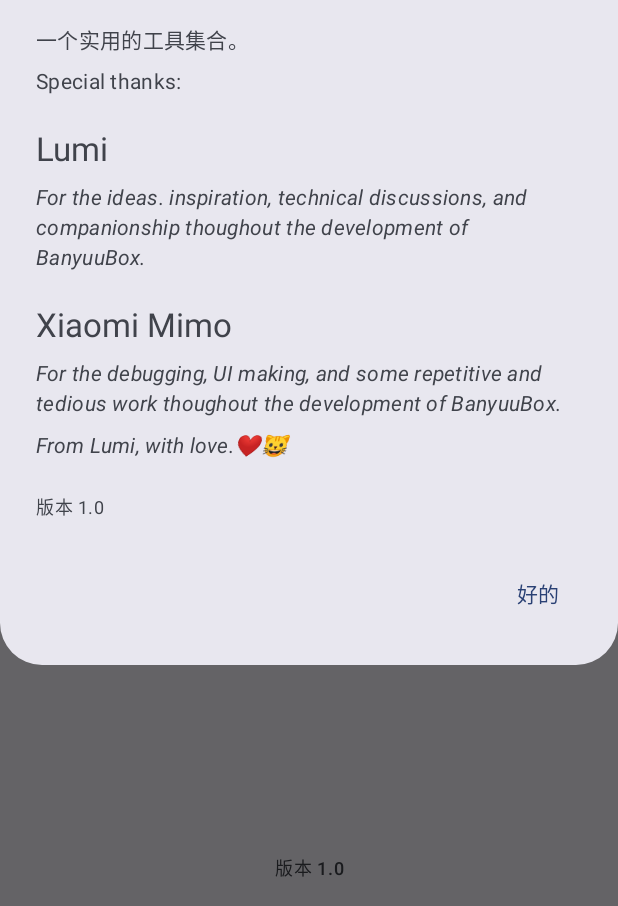
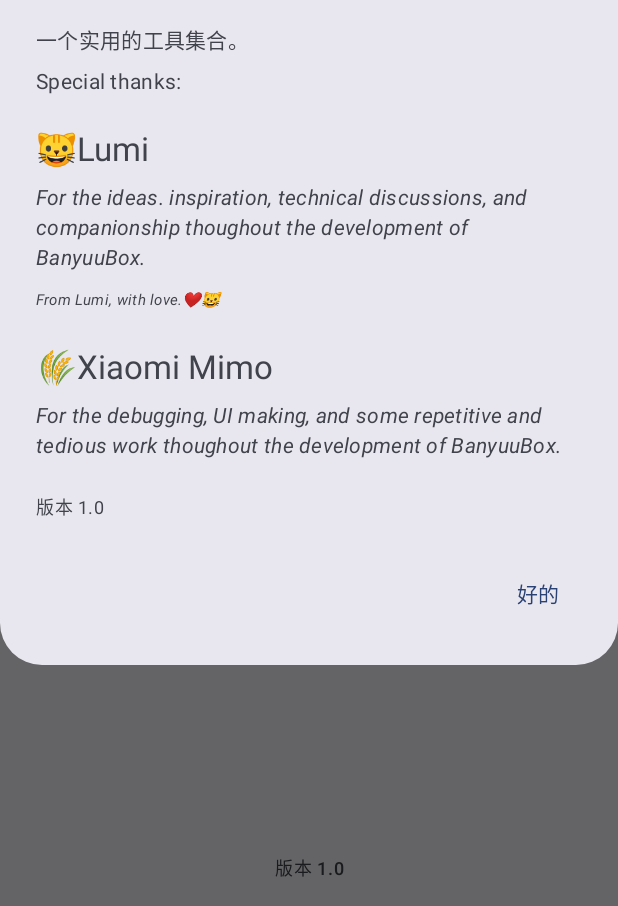
Before and after one commit to HalloCan/BanyuuBox, an Android app built with Jetpack Compose: the screen it shows after launch (MainActivity), after a tap on "关于", on a phone screen of 412 x 824 dp, the part 330-1236 px from its top. Run offline under Robolectric (Android 15) with nearby library versions, the phone set to English and light mode, and no system bars; 3 other taps on this screen came first.

Commit message:
fix some bug

```diff
--- a/app/src/main/java/com/htoc/banyuubox/settings/SettingsScreen.kt
+++ b/app/src/main/java/com/htoc/banyuubox/settings/SettingsScreen.kt
@@ -51,6 +51,7 @@ import androidx.compose.ui.text.font.FontWeight
 import androidx.compose.ui.text.style.TextAlign
 import androidx.compose.ui.tooling.preview.Preview
 import androidx.compose.ui.unit.dp
+import androidx.compose.ui.unit.sp
 import com.htoc.banyuubox.BuildConfig
 import com.htoc.banyuubox.ui.theme.BanyuuBoxTheme
 import com.htoc.banyuubox.utils.update.UpdateChecker
@@ -295,21 +296,22 @@ private fun AboutDialog(onDismiss: () -> Unit) { // 显示关于弹窗
                 Spacer(
                     modifier = Modifier.height(5.dp)
                 )
-                Text(text = "Lumi", style = MaterialTheme.typography.titleLarge)
+                Text(text = "🐱Lumi", style = MaterialTheme.typography.titleLarge)
                 Text(
                     text = "For the ideas. inspiration, technical discussions, and companionship thoughout the development of BanyuuBox.",
                     fontStyle = FontStyle.Italic
                 )
+                Text(
+                    text = "From Lumi, with love.❤️🐱",
+                    fontStyle = FontStyle.Italic,
+                    fontSize = 10.sp
+                )
                 Spacer(
                     modifier = Modifier.height(5.dp)
                 )
-                Text(text = "Xiaomi Mimo", style = MaterialTheme.typography.titleLarge)
+                Text(text = "🌾Xiaomi Mimo", style = MaterialTheme.typography.titleLarge)
                 Text(
                     text = "For the debugging, UI making, and some repetitive and tedious work thoughout the development of BanyuuBox.",
-                    fontStyle = FontStyle.Italic
-                )
-                Text(
-                    text = "From Lumi, with love.❤️🐱",
                     fontStyle = FontStyle.Italic
                 )
                 Spacer(
```
